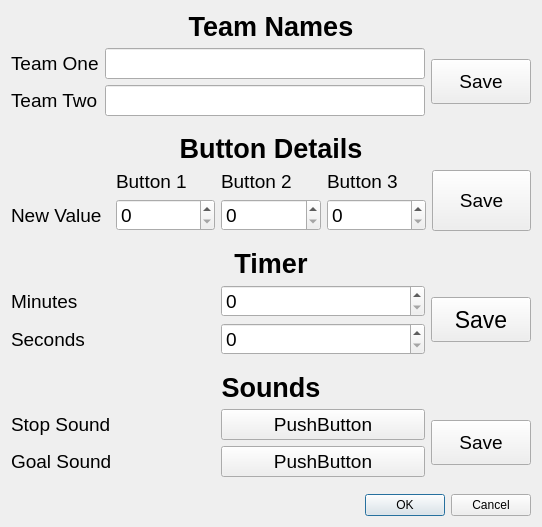
Qt form Config_dialog_box.ui (SuperHazza/PyQt6-Boiler-Plate) before a commit.
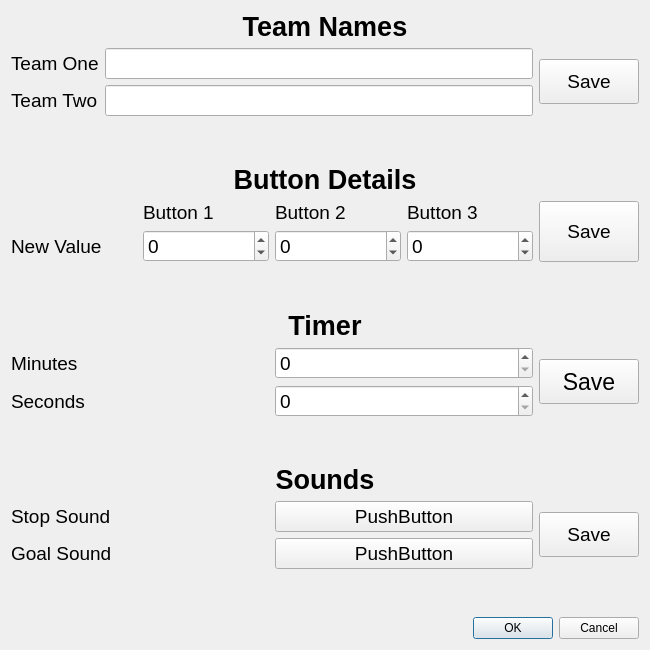
The same form after that commit.

What changed in the file:
```diff
--- a/Config_dialog_box.ui
+++ b/Config_dialog_box.ui
@@ -6,10 +6,16 @@
    <rect>
     <x>0</x>
     <y>0</y>
-    <width>542</width>
-    <height>527</height>
+    <width>650</width>
+    <height>650</height>
    </rect>
   </property>
+  <property name="minimumSize">
+   <size>
+    <width>0</width>
+    <height>0</height>
+   </size>
+  </property>
   <property name="windowTitle">
    <string>Config Dialog Box</string>
   </property>
@@ -164,6 +170,9 @@
          <pointsize>14</pointsize>
         </font>
        </property>
+       <property name="minimum">
+        <number>-99</number>
+       </property>
       </widget>
      </item>
      <item row="1" column="0">
@@ -185,6 +194,9 @@
          <pointsize>14</pointsize>
         </font>
        </property>
+       <property name="minimum">
+        <number>-99</number>
+       </property>
       </widget>
      </item>
      <item row="0" column="3">
@@ -206,6 +218,9 @@
          <pointsize>14</pointsize>
         </font>
        </property>
+       <property name="minimum">
+        <number>-99</number>
+       </property>
       </widget>
      </item>
      <item row="0" column="4" rowspan="2">
```
